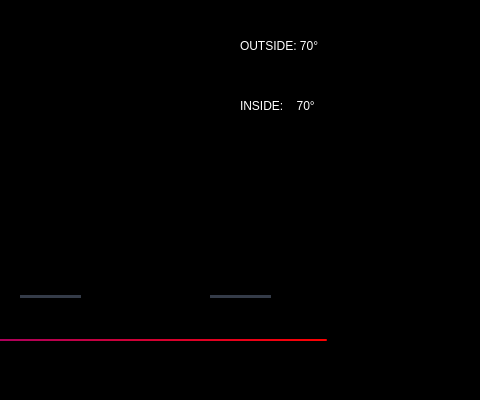
Before: the Qt Designer form Climate/coolUI.ui in walked22/Stacy, drawn with Qt 5; both pictures show x 800 to 1280 and y 0 to 400 of the 1280 by 400 pixel window.
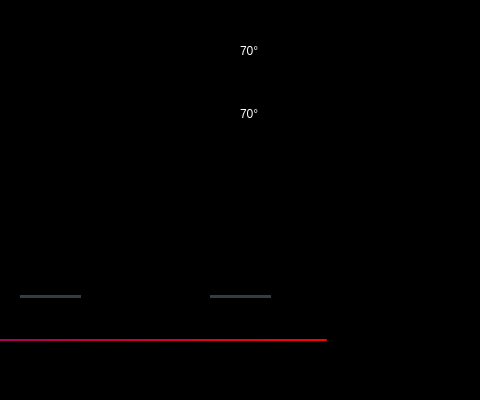
After: the same form once the commit is applied. Icons and pictures are not drawn.

Commit message: updated images for inside and outside temp display, added startup scripts

```diff
--- a/Climate/coolUI.ui
+++ b/Climate/coolUI.ui
@@ -610,7 +610,7 @@
     <property name="geometry">
      <rect>
       <x>1040</x>
-      <y>20</y>
+      <y>25</y>
       <width>211</width>
       <height>51</height>
      </rect>
@@ -620,7 +620,7 @@
 color: rgb(255, 255, 255);</string>
     </property>
     <property name="text">
-     <string>OUTSIDE: 70°</string>
+     <string>70°</string>
     </property>
    </widget>
    <widget class="QLabel" name="AC_i">
@@ -791,7 +791,7 @@
     <property name="geometry">
      <rect>
       <x>1040</x>
-      <y>80</y>
+      <y>88</y>
       <width>211</width>
       <height>51</height>
      </rect>
@@ -801,7 +801,7 @@
 color: rgb(255, 255, 255);</string>
     </property>
     <property name="text">
-     <string>INSIDE:    70°</string>
+     <string>70°</string>
     </property>
    </widget>
    <widget class="QLabel" name="pitchLabel">
```
Left out of the diff: 40 changed lines with no effect on the pictures. The commit also changes 7 other files.
